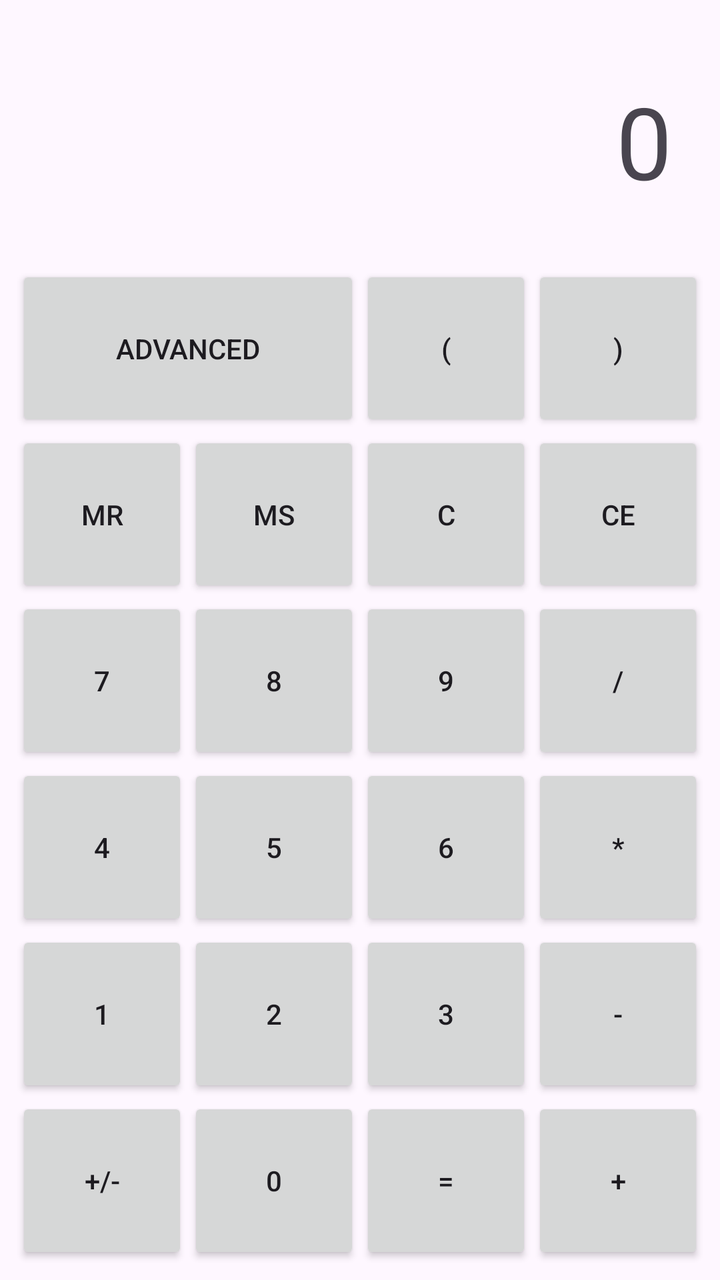
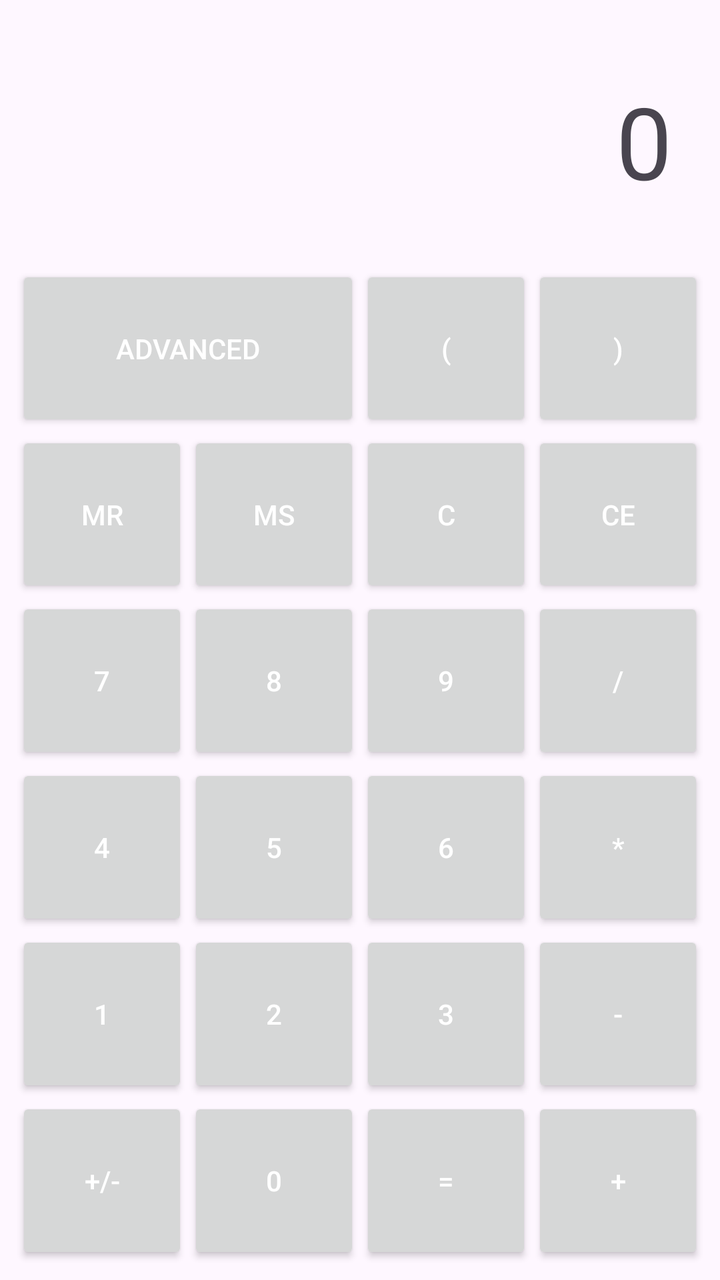

Before-and-after screenshots of an Android layout around one commit, followed by the original layout XML and the change that was made.
<!-- AndroidManifest.xml: application theme Theme.Calculator -->
<!-- res/layout/activity_main.xml -->
<?xml version="1.0" encoding="utf-8"?>
<GridLayout
    xmlns:android="http://schemas.android.com/apk/res/android"
    android:id="@+id/main"
    android:layout_width="match_parent"
    android:layout_height="match_parent"
    android:rowCount="8"
    android:columnCount="4"
    android:padding="8dp">

    
    <TextView
        android:id="@+id/display"
        android:layout_row="0"
        android:layout_column="0"
        android:layout_columnSpan="4"
        android:layout_width="0dp"
        android:layout_height="0dp"
        android:layout_rowWeight="1.5"
        android:layout_columnWeight="1"
        android:text="0"
        android:textSize="50sp"
        android:singleLine="true"
        android:ellipsize="start"
        android:gravity="end|center_vertical"
        android:padding="16dp" />

    
    <Button
        android:id="@+id/advanced"
        android:layout_row="1"
        android:layout_column="0"
        android:layout_columnSpan="2"
        android:layout_width="0dp"
        android:layout_height="0dp"
        android:layout_rowWeight="1"
        android:layout_columnWeight="1"
        android:text="ADVANCED" />

    <Button
        android:id="@+id/leftBracket"
        android:layout_row="1"
        android:layout_column="2"
        android:layout_width="0dp"
        android:layout_height="0dp"
        android:layout_rowWeight="1"
        android:layout_columnWeight="1"
        android:text="(" />

    <Button
        android:id="@+id/rightBracket"
        android:layout_row="1"
        android:layout_column="3"
        android:layout_width="0dp"
        android:layout_height="0dp"
        android:layout_rowWeight="1"
        android:layout_columnWeight="1"
        android:text=")" />

    
    <Button
        android:id="@+id/mr"
        android:layout_row="2"
        android:layout_column="0"
        android:layout_width="0dp"
        android:layout_height="0dp"
        android:layout_rowWeight="1"
        android:layout_columnWeight="1"
        android:text="MR" />

    <Button
        android:id="@+id/ms"
        android:layout_row="2"
        android:layout_column="1"
        android:layout_width="0dp"
        android:layout_height="0dp"
        android:layout_rowWeight="1"
        android:layout_columnWeight="1"
        android:text="MS" />

    <Button
        android:id="@+id/c"
        android:layout_row="2"
        android:layout_column="2"
        android:layout_width="0dp"
        android:layout_height="0dp"
        android:layout_rowWeight="1"
        android:layout_columnWeight="1"
        android:text="C" />

    <Button
        android:id="@+id/ce"
        android:layout_row="2"
        android:layout_column="3"
        android:layout_width="0dp"
        android:layout_height="0dp"
        android:layout_rowWeight="1"
        android:layout_columnWeight="1"
        android:text="CE" />

    
    <Button
        android:id="@+id/seven"
        android:layout_row="3"
        android:layout_column="0"
        android:layout_width="0dp"
        android:layout_height="0dp"
        android:layout_rowWeight="1"
        android:layout_columnWeight="1"
        android:text="7" />

    <Button
        android:id="@+id/eight"
        android:layout_row="3"
        android:layout_column="1"
        android:layout_width="0dp"
        android:layout_height="0dp"
        android:layout_rowWeight="1"
        android:layout_columnWeight="1"
        android:text="8" />

    <Button
        android:id="@+id/nine"
        android:layout_row="3"
        android:layout_column="2"
        android:layout_width="0dp"
        android:layout_height="0dp"
        android:layout_rowWeight="1"
        android:layout_columnWeight="1"
        android:text="9" />

    <Button
        android:id="@+id/division"
        android:layout_row="3"
        android:layout_column="3"
        android:layout_width="0dp"
        android:layout_height="0dp"
        android:layout_rowWeight="1"
        android:layout_columnWeight="1"
        android:text="/" />

    
    <Button
        android:id="@+id/four"
        android:layout_row="4"
        android:layout_column="0"
        android:layout_width="0dp"
        android:layout_height="0dp"
        android:layout_rowWeight="1"
        android:layout_columnWeight="1"
        android:text="4" />

    <Button
        android:id="@+id/five"
        android:layout_row="4"
        android:layout_column="1"
        android:layout_width="0dp"
        android:layout_height="0dp"
        android:layout_rowWeight="1"
        android:layout_columnWeight="1"
        android:text="5" />

    <Button
        android:id="@+id/six"
        android:layout_row="4"
        android:layout_column="2"
        android:layout_width="0dp"
        android:layout_height="0dp"
        android:layout_rowWeight="1"
        android:layout_columnWeight="1"
        android:text="6" />

    <Button
        android:id="@+id/multiply"
        android:layout_row="4"
        android:layout_column="3"
        android:layout_width="0dp"
        android:layout_height="0dp"
        android:layout_rowWeight="1"
        android:layout_columnWeight="1"
        android:text="*" />

    
    <Button
        android:id="@+id/one"
        android:layout_row="5"
        android:layout_column="0"
        android:layout_width="0dp"
        android:layout_height="0dp"
        android:layout_rowWeight="1"
        android:layout_columnWeight="1"
        android:text="1" />

    <Button
        android:id="@+id/two"
        android:layout_row="5"
        android:layout_column="1"
        android:layout_width="0dp"
        android:layout_height="0dp"
        android:layout_rowWeight="1"
        android:layout_columnWeight="1"
        android:text="2" />

    <Button
        android:id="@+id/three"
        android:layout_row="5"
        android:layout_column="2"
        android:layout_width="0dp"
        android:layout_height="0dp"
        android:layout_rowWeight="1"
        android:layout_columnWeight="1"
        android:text="3" />

    <Button
        android:id="@+id/minus"
        android:layout_row="5"
        android:layout_column="3"
        android:layout_width="0dp"
        android:layout_height="0dp"
        android:layout_rowWeight="1"
        android:layout_columnWeight="1"
        android:text="-" />

    
    <Button
        android:id="@+id/pm"
        android:layout_row="6"
        android:layout_column="0"
        android:layout_width="0dp"
        android:layout_height="0dp"
        android:layout_rowWeight="1"
        android:layout_columnWeight="1"
        android:text="+/-" />

    <Button
        android:id="@+id/zero"
        android:layout_row="6"
        android:layout_column="1"
        android:layout_width="0dp"
        android:layout_height="0dp"
        android:layout_rowWeight="1"
        android:layout_columnWeight="1"
        android:text="0" />

    <Button
        android:id="@+id/equal"
        android:layout_row="6"
        android:layout_column="2"
        android:layout_width="0dp"
        android:layout_height="0dp"
        android:layout_rowWeight="1"
        android:layout_columnWeight="1"
        android:text="=" />

    <Button
        android:id="@+id/plus"
        android:layout_row="6"
        android:layout_column="3"
        android:layout_width="0dp"
        android:layout_height="0dp"
        android:layout_rowWeight="1"
        android:layout_columnWeight="1"
        android:text="+" />

    
    <Button
        android:id="@+id/sin"
        android:layout_row="7"
        android:layout_column="0"
        android:layout_width="0dp"
        android:layout_height="0dp"
        android:layout_rowWeight="1"
        android:layout_columnWeight="1"
        android:text="sin"
        android:visibility="gone" />

    <Button
        android:id="@+id/cos"
        android:layout_row="7"
        android:layout_column="1"
        android:layout_width="0dp"
        android:layout_height="0dp"
        android:layout_rowWeight="1"
        android:layout_columnWeight="1"
        android:text="cos"
        android:visibility="gone" />

    <Button
        android:id="@+id/tan"
        android:layout_row="7"
        android:layout_column="2"
        android:layout_width="0dp"
        android:layout_height="0dp"
        android:layout_rowWeight="1"
        android:layout_columnWeight="1"
        android:text="tan"
        android:visibility="gone" />

    <Button
        android:id="@+id/sqrt"
        android:layout_row="7"
        android:layout_column="3"
        android:layout_width="0dp"
        android:layout_height="0dp"
        android:layout_rowWeight="1"
        android:layout_columnWeight="1"
        android:text="√"
        android:visibility="gone" />

</GridLayout>
<!-- resources referenced by this layout -->
<resources>
  <style name="Theme.Calculator" parent="Base.Theme.Calculator" />
  <style name="Base.Theme.Calculator" parent="Theme.Material3.DayNight.NoActionBar">
          
          
      </style>
</resources>

<!-- the commit's change to res/layout/activity_main.xml (unified diff, before → after) -->
@@ -35,6 +35,7 @@
         android:layout_height="0dp"
         android:layout_rowWeight="1"
         android:layout_columnWeight="1"
+        android:textColor="@android:color/white"
         android:text="ADVANCED" />
 
     <Button
@@ -45,6 +46,7 @@
         android:layout_height="0dp"
         android:layout_rowWeight="1"
         android:layout_columnWeight="1"
+        android:textColor="@android:color/white"
         android:text="(" />
 
     <Button
@@ -55,6 +57,7 @@
         android:layout_height="0dp"
         android:layout_rowWeight="1"
         android:layout_columnWeight="1"
+        android:textColor="@android:color/white"
         android:text=")" />
 
     
@@ -66,6 +69,7 @@
         android:layout_height="0dp"
         android:layout_rowWeight="1"
         android:layout_columnWeight="1"
+        android:textColor="@android:color/white"
         android:text="MR" />
 
     <Button
@@ -76,6 +80,7 @@
         android:layout_height="0dp"
         android:layout_rowWeight="1"
         android:layout_columnWeight="1"
+        android:textColor="@android:color/white"
         android:text="MS" />
 
     <Button
@@ -86,6 +91,7 @@
         android:layout_height="0dp"
         android:layout_rowWeight="1"
         android:layout_columnWeight="1"
+        android:textColor="@android:color/white"
         android:text="C" />
 
     <Button
@@ -96,6 +102,7 @@
         android:layout_height="0dp"
         android:layout_rowWeight="1"
         android:layout_columnWeight="1"
+        android:textColor="@android:color/white"
         android:text="CE" />
 
     
@@ -107,6 +114,7 @@
         android:layout_height="0dp"
         android:layout_rowWeight="1"
         android:layout_columnWeight="1"
+        android:textColor="@android:color/white"
         android:text="7" />
 
     <Button
@@ -117,6 +125,7 @@
         android:layout_height="0dp"
         android:layout_rowWeight="1"
         android:layout_columnWeight="1"
+        android:textColor="@android:color/white"
         android:text="8" />
 
     <Button
@@ -127,6 +136,7 @@
         android:layout_height="0dp"
         android:layout_rowWeight="1"
         android:layout_columnWeight="1"
+        android:textColor="@android:color/white"
         android:text="9" />
 
     <Button
@@ -137,6 +147,7 @@
         android:layout_height="0dp"
         android:layout_rowWeight="1"
         android:layout_columnWeight="1"
+        android:textColor="@android:color/white"
         android:text="/" />
 
     
@@ -148,6 +159,7 @@
         android:layout_height="0dp"
         android:layout_rowWeight="1"
         android:layout_columnWeight="1"
+        android:textColor="@android:color/white"
         android:text="4" />
 
     <Button
@@ -158,6 +170,7 @@
         android:layout_height="0dp"
         android:layout_rowWeight="1"
         android:layout_columnWeight="1"
+        android:textColor="@android:color/white"
         android:text="5" />
 
     <Button
@@ -168,6 +181,7 @@
         android:layout_height="0dp"
         android:layout_rowWeight="1"
         android:layout_columnWeight="1"
+        android:textColor="@android:color/white"
         android:text="6" />
 
     <Button
@@ -178,6 +192,7 @@
         android:layout_height="0dp"
         android:layout_rowWeight="1"
         android:layout_columnWeight="1"
+        android:textColor="@android:color/white"
         android:text="*" />
 
     
@@ -189,6 +204,7 @@
         android:layout_height="0dp"
         android:layout_rowWeight="1"
         android:layout_columnWeight="1"
+        android:textColor="@android:color/white"
         android:text="1" />
 
     <Button
@@ -199,6 +215,7 @@
         android:layout_height="0dp"
         android:layout_rowWeight="1"
         android:layout_columnWeight="1"
+        android:textColor="@android:color/white"
         android:text="2" />
 
     <Button
@@ -209,6 +226,7 @@
         android:layout_height="0dp"
         android:layout_rowWeight="1"
         android:layout_columnWeight="1"
+        android:textColor="@android:color/white"
         android:text="3" />
 
     <Button
@@ -219,6 +237,7 @@
         android:layout_height="0dp"
         android:layout_rowWeight="1"
         android:layout_columnWeight="1"
+        android:textColor="@android:color/white"
         android:text="-" />
 
     
@@ -230,6 +249,7 @@
         android:layout_height="0dp"
         android:layout_rowWeight="1"
         android:layout_columnWeight="1"
+        android:textColor="@android:color/white"
         android:text="+/-" />
 
     <Button
@@ -240,6 +260,7 @@
         android:layout_height="0dp"
         android:layout_rowWeight="1"
         android:layout_columnWeight="1"
+        android:textColor="@android:color/white"
         android:text="0" />
 
     <Button
@@ -250,6 +271,7 @@
         android:layout_height="0dp"
         android:layout_rowWeight="1"
         android:layout_columnWeight="1"
+        android:textColor="@android:color/white"
         android:text="=" />
 
     <Button
@@ -260,6 +282,7 @@
         android:layout_height="0dp"
         android:layout_rowWeight="1"
         android:layout_columnWeight="1"
+        android:textColor="@android:color/white"
         android:text="+" />
 
     
@@ -271,6 +294,7 @@
         android:layout_height="0dp"
         android:layout_rowWeight="1"
         android:layout_columnWeight="1"
+        android:textColor="@android:color/white"
         android:text="sin"
         android:visibility="gone" />
 
@@ -282,6 +306,7 @@
         android:layout_height="0dp"
         android:layout_rowWeight="1"
         android:layout_columnWeight="1"
+        android:textColor="@android:color/white"
         android:text="cos"
         android:visibility="gone" />
 
@@ -293,6 +318,7 @@
         android:layout_height="0dp"
         android:layout_rowWeight="1"
         android:layout_columnWeight="1"
+        android:textColor="@android:color/white"
         android:text="tan"
         android:visibility="gone" />
 
@@ -304,6 +330,7 @@
         android:layout_height="0dp"
         android:layout_rowWeight="1"
         android:layout_columnWeight="1"
+        android:textColor="@android:color/white"
         android:text="√"
         android:visibility="gone" />
 
